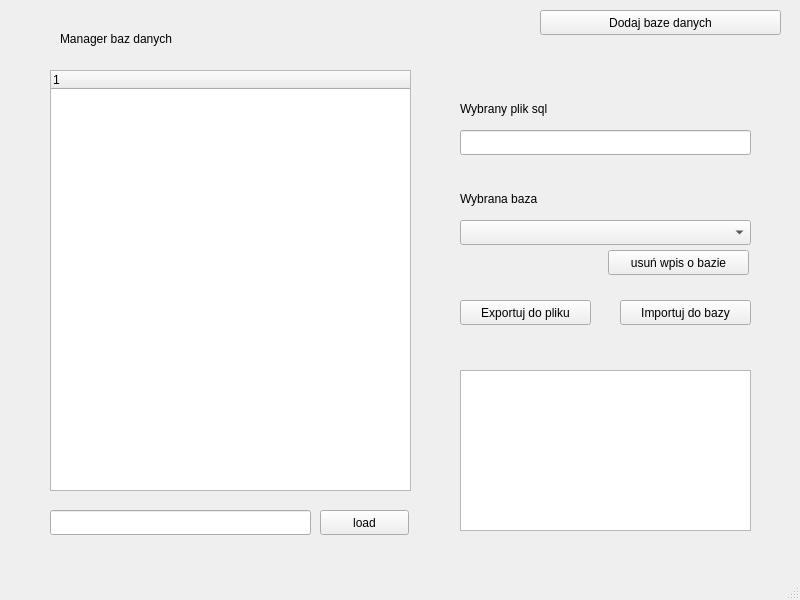
dsamsoniuk/db_manager, file views/main.ui: the form before one commit.
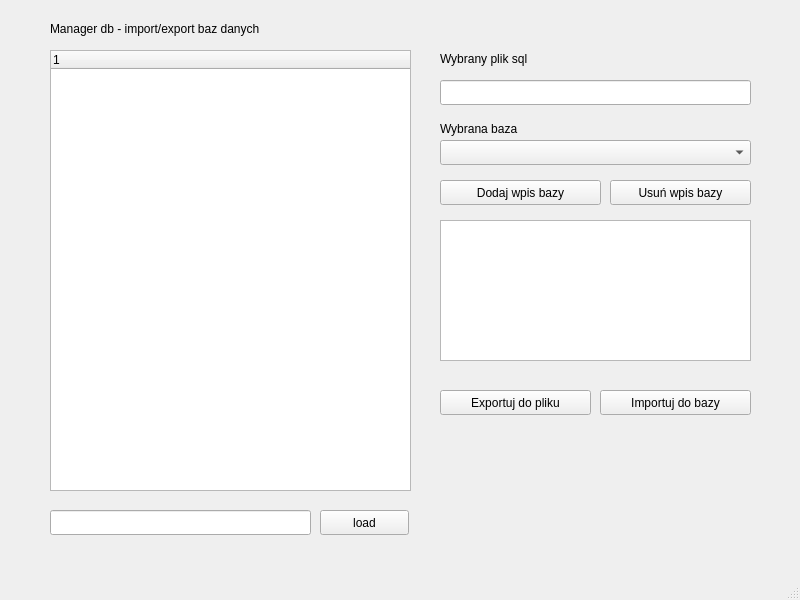
The form after the commit.

Patch:
```diff
--- a/views/main.ui
+++ b/views/main.ui
@@ -17,36 +17,36 @@
    <widget class="QLabel" name="label">
     <property name="geometry">
      <rect>
-      <x>60</x>
-      <y>30</y>
-      <width>191</width>
+      <x>50</x>
+      <y>20</y>
+      <width>501</width>
       <height>17</height>
      </rect>
     </property>
     <property name="text">
-     <string>Manager baz danych</string>
+     <string>Manager db - import/export baz danych</string>
     </property>
    </widget>
    <widget class="QPushButton" name="showFormAddDb">
     <property name="geometry">
      <rect>
-      <x>540</x>
-      <y>10</y>
-      <width>241</width>
+      <x>440</x>
+      <y>180</y>
+      <width>161</width>
       <height>25</height>
      </rect>
     </property>
     <property name="text">
-     <string>Dodaj baze danych</string>
+     <string>Dodaj wpis bazy</string>
     </property>
    </widget>
    <widget class="QTreeWidget" name="treeFile">
     <property name="geometry">
      <rect>
       <x>50</x>
-      <y>70</y>
+      <y>50</y>
       <width>361</width>
-      <height>421</height>
+      <height>441</height>
      </rect>
     </property>
     <column>
@@ -81,9 +81,9 @@
    <widget class="QComboBox" name="comboBoxListDb">
     <property name="geometry">
      <rect>
-      <x>460</x>
-      <y>220</y>
-      <width>291</width>
+      <x>440</x>
+      <y>140</y>
+      <width>311</width>
       <height>25</height>
      </rect>
     </property>
@@ -91,9 +91,9 @@
    <widget class="QPushButton" name="btnExport">
     <property name="geometry">
      <rect>
-      <x>460</x>
-      <y>300</y>
-      <width>131</width>
+      <x>440</x>
+      <y>390</y>
+      <width>151</width>
       <height>25</height>
      </rect>
     </property>
@@ -104,9 +104,9 @@
    <widget class="QPushButton" name="btnImport">
     <property name="geometry">
      <rect>
-      <x>620</x>
-      <y>300</y>
-      <width>131</width>
+      <x>600</x>
+      <y>390</y>
+      <width>151</width>
       <height>25</height>
      </rect>
     </property>
@@ -117,8 +117,8 @@
    <widget class="QLabel" name="label_2">
     <property name="geometry">
      <rect>
-      <x>460</x>
-      <y>190</y>
+      <x>440</x>
+      <y>120</y>
       <width>131</width>
       <height>17</height>
      </rect>
@@ -130,9 +130,9 @@
    <widget class="QLineEdit" name="inputCurrentFile">
     <property name="geometry">
      <rect>
-      <x>460</x>
-      <y>130</y>
-      <width>291</width>
+      <x>440</x>
+      <y>80</y>
+      <width>311</width>
       <height>25</height>
      </rect>
     </property>
@@ -140,8 +140,8 @@
    <widget class="QLabel" name="label_3">
     <property name="geometry">
      <rect>
-      <x>460</x>
-      <y>100</y>
+      <x>440</x>
+      <y>50</y>
       <width>141</width>
       <height>17</height>
      </rect>
@@ -153,23 +153,23 @@
    <widget class="QPushButton" name="btnDeleteRecordDb">
     <property name="geometry">
      <rect>
-      <x>608</x>
-      <y>250</y>
+      <x>610</x>
+      <y>180</y>
       <width>141</width>
       <height>25</height>
      </rect>
     </property>
     <property name="text">
-     <string>usuń wpis o bazie</string>
+     <string>Usuń wpis bazy</string>
     </property>
    </widget>
    <widget class="QTextBrowser" name="textBrowser">
     <property name="geometry">
      <rect>
-      <x>460</x>
-      <y>370</y>
-      <width>291</width>
-      <height>161</height>
+      <x>440</x>
+      <y>220</y>
+      <width>311</width>
+      <height>141</height>
      </rect>
     </property>
    </widget>
```
